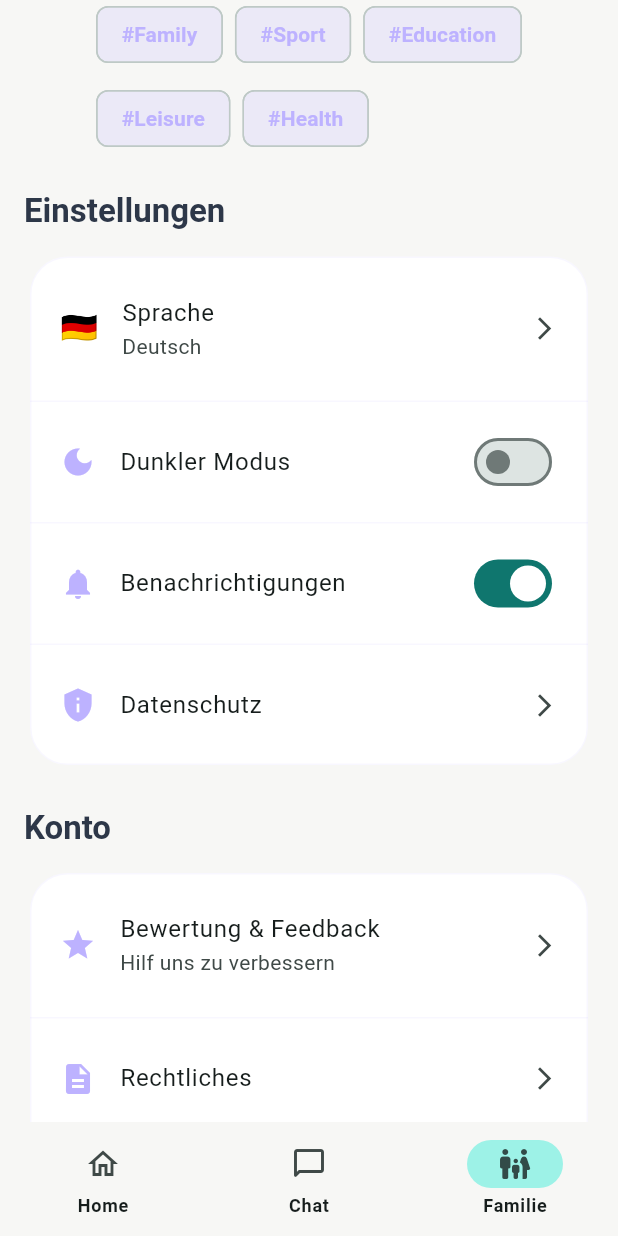
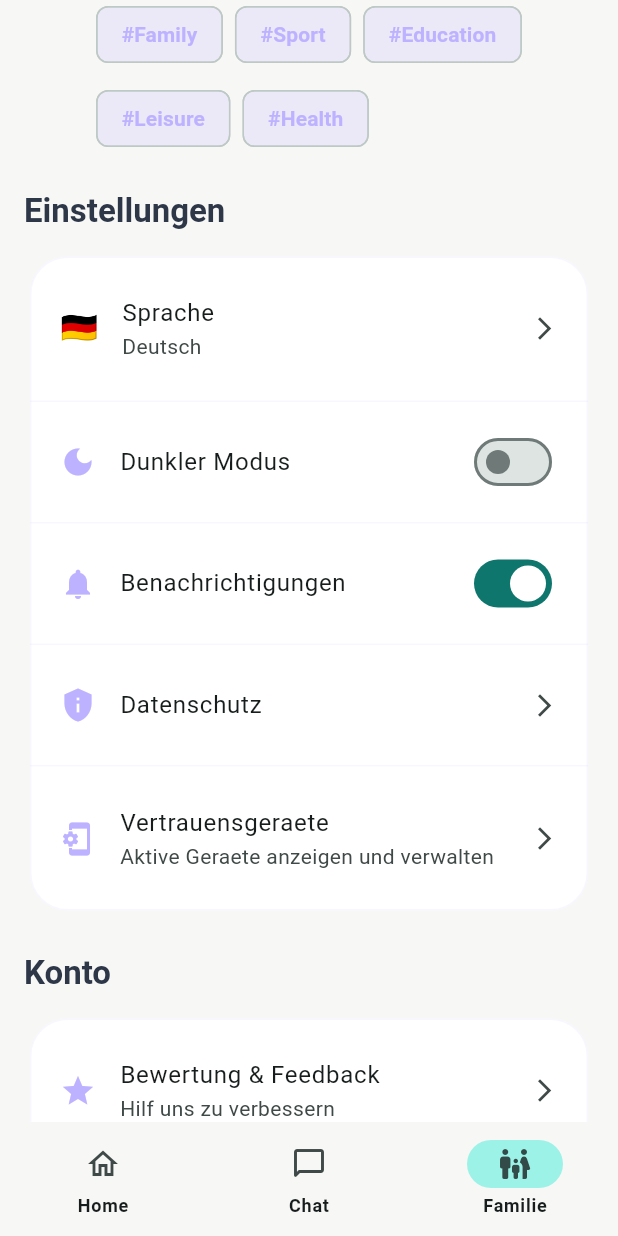
Before and after one commit to fatihbucak56-beep/Parentpeak, a Flutter app: the screen it shows after launch, item 3 of the bottom bar chosen, scrolled down 576 dp, on a phone screen of 412 x 824 dp. Run offline on Flutter 3.47's test engine with Material 3 defaults, Android fonts, the phone set to English and light mode, and no system bars; our stand-ins replace flutter_dotenv, flutter_local_notifications, flutter_secure_storage, google_generative_ai, shared_preferences, timezone.

Commit message:
refactor(navigation): move device management from Home to Family settings

```diff
--- a/lib/main.dart
+++ b/lib/main.dart
@@ -214,14 +214,17 @@ class _ParentpeakAppShellState extends State<ParentpeakAppShell> {
     final tabs = <Widget>[
       LanguageAwareWidget(
         key: ValueKey('home-${languageService.currentLanguage}'),
-        child: HomeScreen(devices: widget.devices, onRevoke: widget.onRevoke),
+        child: const HomeScreen(),
       ),
       LanguageAwareWidget(
           key: ValueKey('chat-${languageService.currentLanguage}'),
           child: const ChatScreen()),
       LanguageAwareWidget(
           key: ValueKey('family-${languageService.currentLanguage}'),
-          child: FamilyProfileScreen()),
+          child: FamilyProfileScreen(
+            devices: widget.devices,
+            onRevoke: widget.onRevoke,
+          )),
     ];
 
     return Scaffold(
--- a/lib/ui/family_profile_screen.dart
+++ b/lib/ui/family_profile_screen.dart
@@ -1,10 +1,16 @@
 import 'package:flutter/material.dart';
 import 'package:trusted_circle_demo/main.dart';
 import 'package:trusted_circle_demo/l10n/app_localizations_all.dart';
+import 'package:trusted_circle_demo/models/trusted_device.dart';
+import 'package:trusted_circle_demo/ui/device_management_screen.dart';
 import 'package:trusted_circle_demo/widgets/ala_rengin_flag_painter.dart';
 
 class FamilyProfileScreen extends StatefulWidget {
-  const FamilyProfileScreen({super.key});
+  final List<TrustedDevice> devices;
+  final Future<bool> Function(String deviceUuid, String deviceName) onRevoke;
+
+  const FamilyProfileScreen(
+      {super.key, required this.devices, required this.onRevoke});
 
   @override
   State<FamilyProfileScreen> createState() => _FamilyProfileScreenState();
@@ -551,6 +557,27 @@ class _FamilyProfileScreenState extends State<FamilyProfileScreen> {
                     );
                   },
                 ),
+                Divider(height: 1, color: primary.withOpacity(0.1)),
+                ListTile(
+                  contentPadding:
+                      const EdgeInsets.symmetric(horizontal: 20, vertical: 12),
+                  leading: const Icon(Icons.phonelink_setup,
+                      color: Color(0xFFBDB2FF)),
+                  title: const Text('Vertrauensgeraete'),
+                  subtitle: const Text('Aktive Geraete anzeigen und verwalten'),
+                  trailing: const Icon(Icons.arrow_forward_ios, size: 18),
+                  onTap: () {
+                    Navigator.push(
+                      context,
+                      MaterialPageRoute(
+                        builder: (_) => DeviceManagementScreen(
+                          devices: widget.devices,
+                          onRevoke: widget.onRevoke,
+                        ),
+                      ),
+                    );
+                  },
+                ),
               ],
             ),
           ),
```
Also changed, not shown: lib/ui/home_screen.dart (+1 -16 lines).
